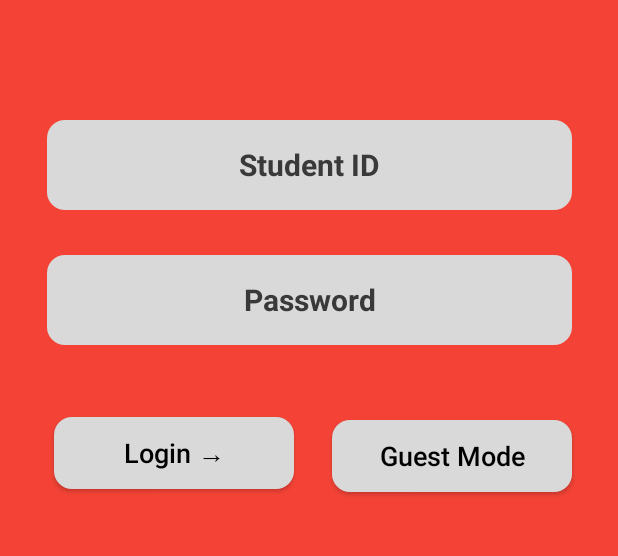
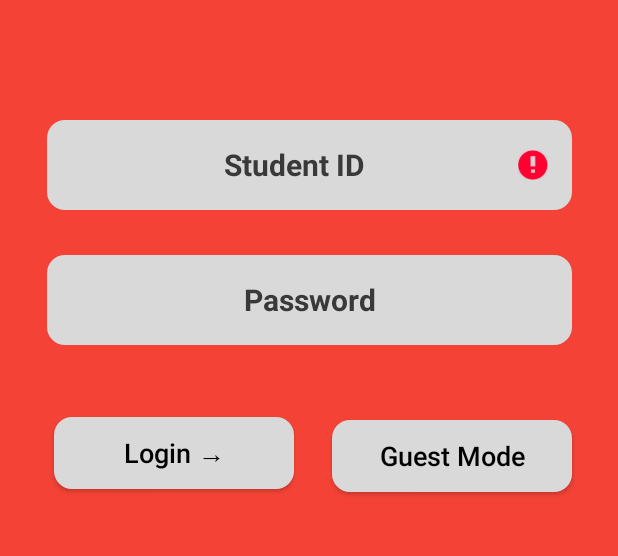
Before and after one commit to yuciferr/AkdenizYemekhaneApp, an Android app: the screen it shows after launch (MainActivity), after a tap on "Login →", on a phone screen of 412 x 824 dp, the part 349-905 px from its top. Run offline under Robolectric (Android 15) with nearby library versions, the phone set to English and light mode, and no system bars; our stand-ins replace navigation-ui.

Commit message:
login ui error messages added

```diff
--- a/app/src/main/java/com/example/akdenizyemekhaneapp/ui/login/LoginFragment.kt
+++ b/app/src/main/java/com/example/akdenizyemekhaneapp/ui/login/LoginFragment.kt
@@ -4,6 +4,7 @@ import android.os.Bundle
 import android.view.LayoutInflater
 import android.view.View
 import android.view.ViewGroup
+import android.widget.Toast
 import androidx.fragment.app.Fragment
 import androidx.navigation.Navigation
 import com.example.akdenizyemekhaneapp.R
@@ -26,17 +27,24 @@ class LoginFragment : Fragment() {
         super.onViewCreated(view, savedInstanceState)
 
         binding.loginButton.setOnClickListener {
-            if(binding.studentNumber.text.toString().isNotEmpty() &&
-                    binding.password.text.toString().isNotEmpty()){
+            if(binding.studentNumber.text.toString().isEmpty()){
+                binding.studentNumber.error = "Enter your student number"
+            }
+            else if(binding.password.text.toString().isEmpty()){
+                binding.password.error = "Enter your password"
+            }
+            else{
                 navigateToHome()
             }
         }
 
         binding.guestButton.setOnClickListener {
+            Toast.makeText(context, "You are logged in as a guest", Toast.LENGTH_LONG).show()
             navigateToHome()
         }
 
         binding.closeButton.setOnClickListener{
+            Toast.makeText(context, "You are logged in as a guest", Toast.LENGTH_LONG).show()
             navigateToHome()
         }
     }
--- a/app/src/main/res/layout/fragment_login.xml
+++ b/app/src/main/res/layout/fragment_login.xml
@@ -33,7 +33,7 @@
         app:layout_constraintStart_toStartOf="parent"
         app:layout_constraintTop_toBottomOf="@+id/closeButton" />
 
-    <EditText
+    <androidx.appcompat.widget.AppCompatEditText
         android:id="@+id/studentNumber"
         android:layout_width="350dp"
         android:layout_height="60dp"
@@ -43,6 +43,8 @@
         android:fontFamily="sans-serif"
         android:hint="Student ID"
         android:inputType="textPersonName"
+        android:paddingStart="16dp"
+        android:paddingEnd="16dp"
         android:textAlignment="center"
         android:textColorHint="@color/dark_grey"
         android:textSize="20sp"
@@ -60,7 +62,9 @@
         android:background="@drawable/default_btn"
         android:ems="10"
         android:hint="Password"
-        android:inputType="textPersonName"
+        android:inputType="textPassword"
+        android:paddingStart="16dp"
+        android:paddingEnd="16dp"
         android:textAlignment="center"
         android:textColorHint="@color/dark_grey"
         android:textSize="20sp"
```
Also changed, not shown: app/src/main/res/layout/rv_map_item.xml (+12 -13 lines).
